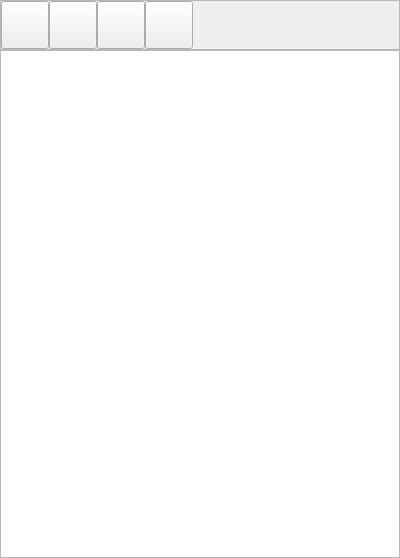
Old version of the form bulmages/bulmatpv/plugins/pluginticketbasico/mticketbase.ui in the repository eboladev/Bulmages-1.
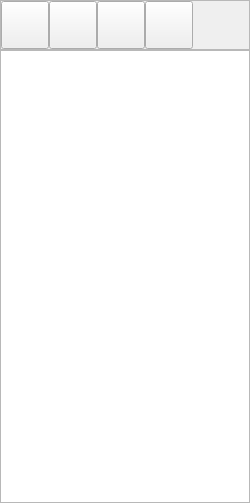
New version of the form. Icons and pictures are not drawn.

What changed in the file:
```diff
--- a/bulmages/bulmatpv/plugins/pluginticketbasico/mticketbase.ui
+++ b/bulmages/bulmatpv/plugins/pluginticketbasico/mticketbase.ui
@@ -5,10 +5,16 @@
    <rect>
     <x>0</x>
     <y>0</y>
-    <width>400</width>
-    <height>558</height>
+    <width>250</width>
+    <height>503</height>
    </rect>
   </property>
+  <property name="minimumSize" >
+   <size>
+    <width>250</width>
+    <height>0</height>
+   </size>
+  </property>
   <property name="windowTitle" >
    <string>Form</string>
   </property>
```
Left out of the diff: 30 changed lines with no effect on the pictures.
